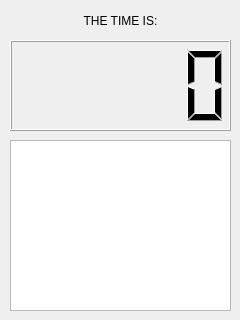
This is Assignment2/Question1/Assignment2a.ui in DieAntonie/INF2611 as Qt 5 draws it before an edit. The edited form follows.
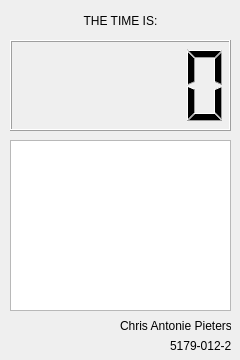
This is the edited form.

```diff
--- a/Assignment2/Question1/Assignment2a.ui
+++ b/Assignment2/Question1/Assignment2a.ui
@@ -7,7 +7,7 @@
     <x>0</x>
     <y>0</y>
     <width>240</width>
-    <height>320</height>
+    <height>360</height>
    </rect>
   </property>
   <property name="windowTitle">
@@ -49,6 +49,32 @@
     </rect>
    </property>
   </widget>
+  <widget class="QLabel" name="nameLbl">
+   <property name="geometry">
+    <rect>
+     <x>120</x>
+     <y>316</y>
+     <width>111</width>
+     <height>20</height>
+    </rect>
+   </property>
+   <property name="text">
+    <string>Chris Antonie Pieterse</string>
+   </property>
+  </widget>
+  <widget class="QLabel" name="studentNrLbl">
+   <property name="geometry">
+    <rect>
+     <x>170</x>
+     <y>336</y>
+     <width>61</width>
+     <height>20</height>
+    </rect>
+   </property>
+   <property name="text">
+    <string>5179-012-2</string>
+   </property>
+  </widget>
  </widget>
  <resources/>
  <connections/>
```
